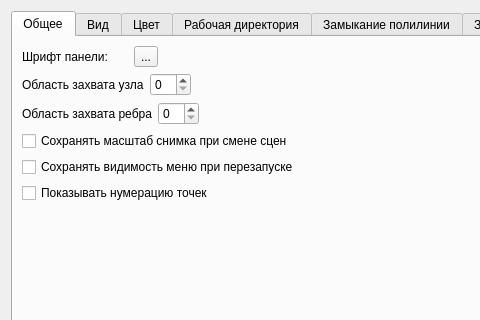
Old version of the form src/qlabelme/widgets/settings.ui in the repository mariekarelina/QLabelMe; both pictures show x 0 to 480 and y 0 to 320 of the 969 by 546 pixel window.
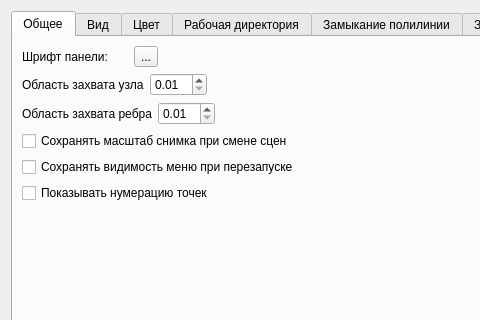
New version of the form.

```diff
--- a/src/qlabelme/widgets/settings.ui
+++ b/src/qlabelme/widgets/settings.ui
@@ -95,7 +95,14 @@
           </widget>
          </item>
          <item>
-          <widget class="QSpinBox" name="spinHandlePickRadius"/>
+          <widget class="QDoubleSpinBox" name="spinHandlePickRadius">
+           <property name="minimum">
+            <double>0.010000000000000</double>
+           </property>
+           <property name="singleStep">
+            <double>0.250000000000000</double>
+           </property>
+          </widget>
          </item>
          <item>
           <spacer name="horizontalSpacer_3">
@@ -122,7 +129,14 @@
           </widget>
          </item>
          <item>
-          <widget class="QSpinBox" name="spinEdgePickRadius"/>
+          <widget class="QDoubleSpinBox" name="spinEdgePickRadius">
+           <property name="minimum">
+            <double>0.010000000000000</double>
+           </property>
+           <property name="singleStep">
+            <double>0.250000000000000</double>
+           </property>
+          </widget>
          </item>
          <item>
           <spacer name="horizontalSpacer_4">
```
